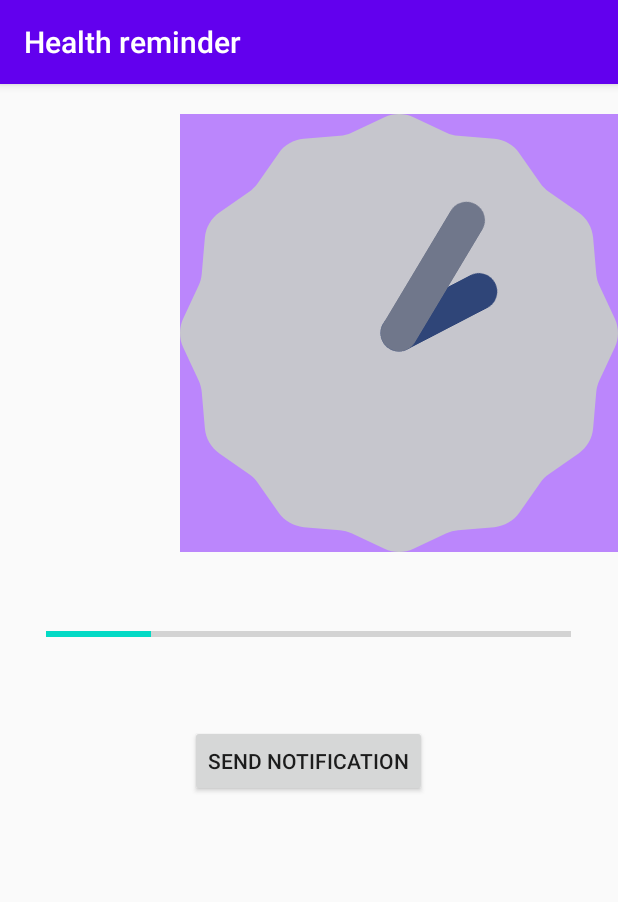
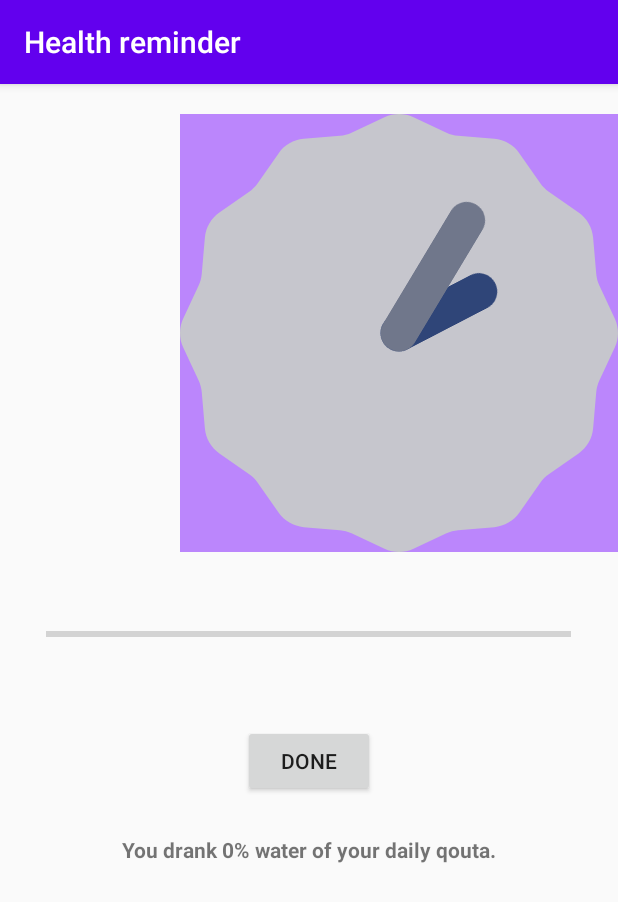
Before and after one commit to Gaurav2807/Health-Reminder, an Android app: the NotifyWater screen opened directly, with no data from a screen before it, on a phone screen of 412 x 824 dp. Shown: the top 902 px of the screen. Run offline under Robolectric (Android 15) with nearby library versions, the phone set to English and light mode, and no system bars.

Commit message:
Corrected images in water activity

```diff
--- a/app/src/main/java/com/example/healthreminder/NotifyWater.java
+++ b/app/src/main/java/com/example/healthreminder/NotifyWater.java
@@ -1,4 +1,8 @@
 package com.example.healthreminder;
+
+import androidx.appcompat.app.AppCompatActivity;
+import androidx.core.app.NotificationCompat;
+import androidx.core.content.res.ResourcesCompat;
 
 import android.app.AlarmManager;
 import android.app.NotificationChannel;
@@ -16,17 +20,15 @@ import android.os.Handler;
 import android.view.View;
 import android.widget.ImageView;
 import android.widget.ProgressBar;
-
-import androidx.appcompat.app.AppCompatActivity;
-import androidx.core.app.NotificationCompat;
-import androidx.core.content.res.ResourcesCompat;
+import android.widget.TextView;
+import android.widget.Toast;
 
 import java.util.Calendar;
 
 public class NotifyWater extends AppCompatActivity {
     private ProgressBar progressBar;
     private int progressStatus = 0;
-    Handler handler=new Handler();
+   // Handler handler=new Handler();
     NotificationCompat.Builder notification;
     private static final int uniqueID = 40001;
     private static final String Channel_Id = "abc";
@@ -35,6 +37,7 @@ public class NotifyWater extends AppCompatActivity {
     Bitmap mybitmap;
     Drawable myImage;
     ImageView imageView;
+    TextView myText;
 
 
     SharedPreferences sharedPreferences;
@@ -52,7 +55,7 @@ public class NotifyWater extends AppCompatActivity {
         notification.setAutoCancel(true);
 
         showProgress();
-        incrementProgress();
+        //incrementProgress();
 
        //scheduleNotification();
        //notifyUser();
@@ -73,14 +76,16 @@ public class NotifyWater extends AppCompatActivity {
 
         //ImageView
         imageView=(ImageView)findViewById(R.id.image);
+        myText=(TextView)findViewById(R.id.text);
 
     }
     public void showProgress(){
         //Implementation Incomplete
 
-        editor.putInt("Progress",progressStatus);
-        editor.apply();
+        progressStatus=sharedPreferences.getInt("progress",0);
         progressBar.setProgress(progressStatus);
+
+        myText.setText("You drank "+Integer.toString(progressStatus)+"% water of your daily qouta.");
     }
 
     public void incrementProgress(){
@@ -101,6 +106,7 @@ public class NotifyWater extends AppCompatActivity {
             imageView.setVisibility(View.INVISIBLE);
 
         }
+        myText.setText("You drank "+Integer.toString(progressStatus)+"% water of your daily qouta.");
 
         progressBar.setProgress(progressStatus);
         editor.putInt("progress",progressStatus);
@@ -113,7 +119,7 @@ public class NotifyWater extends AppCompatActivity {
     public void notifyUser(){
         notification.setContentText("It's water time.");
         notification.setContentTitle("Hydrate Yourself");
-        notification.setSmallIcon(R.drawable.water);
+        notification.setSmallIcon(R.drawable.water_girl);
         notification.setTicker("Ticker");
         notification.setWhen(System.currentTimeMillis());
         notification.setStyle(new NotificationCompat.BigPictureStyle().bigPicture(mybitmap));
--- a/app/src/main/res/layout/activity_notify_water.xml
+++ b/app/src/main/res/layout/activity_notify_water.xml
@@ -31,16 +31,26 @@
         android:layout_below="@+id/progressBar"
         android:layout_marginTop="25dp"
         android:onClick="buttonClick"
-        android:text="Send Notification"/>
+        android:text="Done"/>
+
+    <TextView
+        android:id="@+id/text"
+        android:layout_width="350dp"
+        android:layout_height="70dp"
+        android:textAlignment="center"
+        android:textStyle="bold"
+        android:layout_centerHorizontal="true"
+        android:layout_below="@+id/button"
+        android:layout_marginTop="25dp"/>
 
     <ImageView
         android:id="@+id/image"
-        android:layout_width="300dp"
-        android:layout_height="300dp"
+        android:layout_width="200dp"
+        android:layout_height="200dp"
         android:layout_centerHorizontal="true"
-        android:layout_below="@+id/button"
+        android:layout_below="@+id/text"
         android:layout_marginTop="25dp"
-        android:src="@drawable/food"
+        android:src="@drawable/congratulations"
         android:visibility="invisible"
         />
 
```
